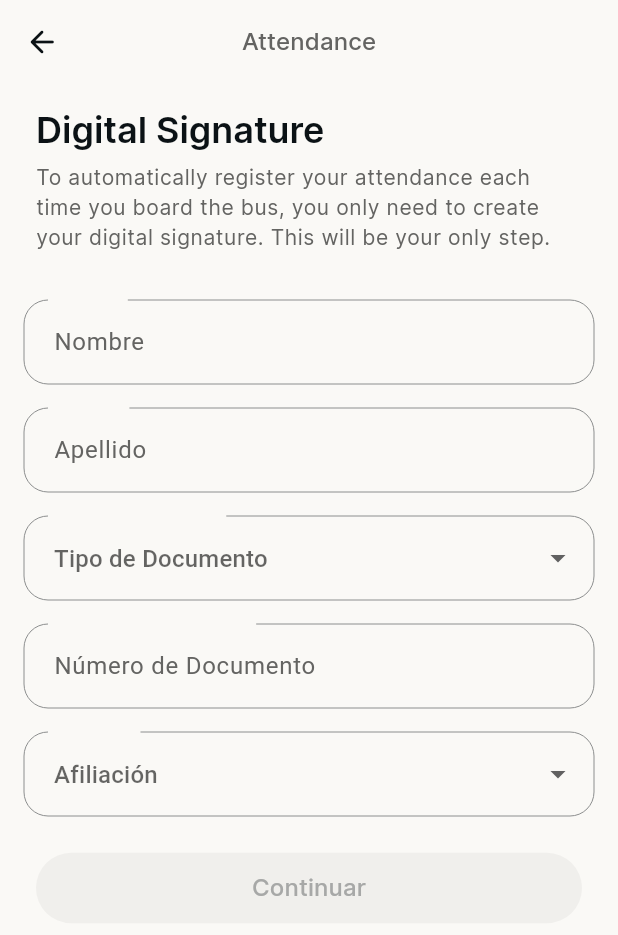
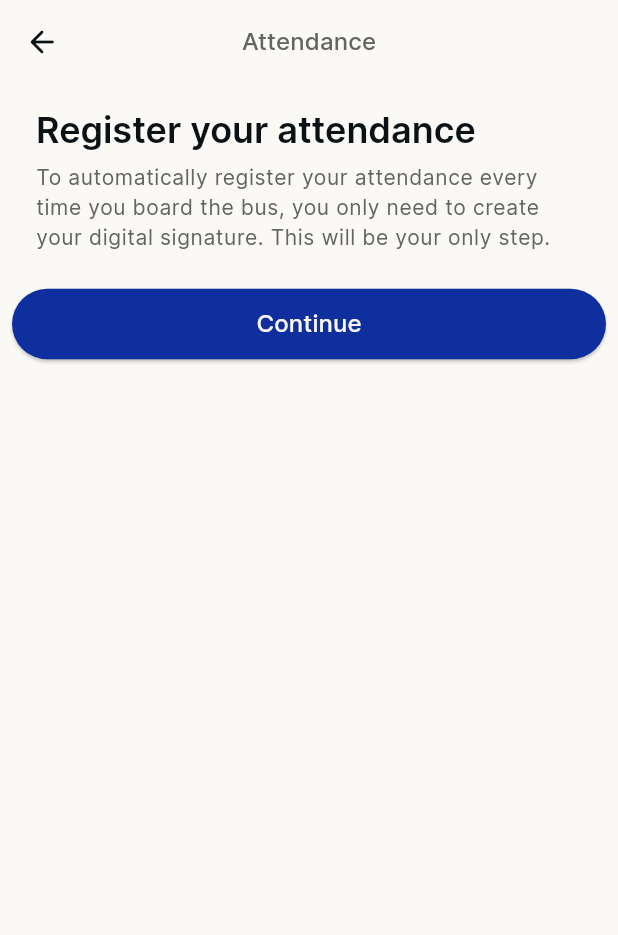
Before and after one commit to movilidad-up/simup-up-app, a Flutter app: the SignatureFormView screen opened directly, on a phone screen of 412 x 824 dp. Shown: the top 935 px of the screen. Run offline on Flutter 3.47's test engine with Material 3 defaults, Android fonts, the phone set to English and light mode, and no system bars; our stand-ins replace cloud_firestore, connectivity_plus, firebase_core, flutter_blue_plus, flutter_dotenv, flutter_local_notifications and 13 more; missing offline and left inert: cron, encrypt, mobile_scanner, zoom_widget; accounts and stored records are empty; generated files the repository leaves out were written again.

Commit message:
SMP-023 - Adds intro view to Signature Form.

```diff
--- a/lib/l10n/app_en.arb
+++ b/lib/l10n/app_en.arb
@@ -219,6 +219,8 @@
   "sent": "Sent",
   "onQueue": "On queue",
   "noAttendanceRecords": "No attendances registered this month.",
+  "aboutSignature": "Register your attendance",
+  "aboutSignatureInfo": "To automatically register your attendance every time you board the bus, you only need to create your digital signature. This will be your only step.",
 
   "monday": "Monday",
   "tuesday": "Tuesday",
--- a/lib/l10n/app_es.arb
+++ b/lib/l10n/app_es.arb
@@ -219,6 +219,8 @@
   "sent": "Enviada",
   "onQueue": "En cola",
   "noAttendanceRecords": "No hay asistencias registradas este mes.",
+  "aboutSignature": "Registra tu asistencia",
+  "aboutSignatureInfo": "Para que podamos registrar tu asistencia de manera automática cada vez que subas al bus, solo necesitas crear tu firma digital. Este será tu único paso.",
 
   "monday": "Lunes",
   "tuesday": "Martes",
--- a/lib/views/signature_form_view.dart
+++ b/lib/views/signature_form_view.dart
@@ -71,10 +71,12 @@ class _SignatureFormViewState extends State<SignatureFormView> {
 
   void _nextStep() {
     if (_currentStep == 0) {
+      setState(() => _currentStep++);
+    } else if (_currentStep == 1) {
       if (_formKey.currentState?.validate() == true) {
         setState(() => _currentStep++);
       }
-    } else if (_currentStep == 1 && !_signatureController.isEmpty) {
+    } else if (_currentStep == 2 && !_signatureController.isEmpty) {
       setState(() => _currentStep++);
       _saveSignature();
     }
@@ -146,6 +148,9 @@ class _SignatureFormViewState extends State<SignatureFormView> {
 
   @override
   Widget build(BuildContext context) {
+    List<String> signatureTitles = [AppLocalizations.of(context)!.aboutSignature, AppLocalizations.of(context)!.digitalSignature, AppLocalizations.of(context)!.drawSignature];
+    List<String> signatureInfo = [AppLocalizations.of(context)!.aboutSignatureInfo, AppLocalizations.of(context)!.digitalSignatureInfo, AppLocalizations.of(context)!.drawSignatureInfo];
+
     return Scaffold(
         backgroundColor: Theme.of(context).colorScheme.surface,
         body: SafeArea(
@@ -196,12 +201,12 @@ class _SignatureFormViewState extends State<SignatureFormView> {
                         crossAxisAlignment: CrossAxisAlignment.start,
                         children: [
                           Text(
-                            (_currentStep == 0) ? AppLocalizations.of(context)!.digitalSignature : AppLocalizations.of(context)!.drawSignature,
+                            signatureTitles[_currentStep],
                             style: Theme.of(context).textTheme.displayMedium,
                           ),
                           SizedBox(height: 8.0),
                           Text(
-                            (_currentStep == 0) ? AppLocalizations.of(context)!.digitalSignatureInfo : AppLocalizations.of(context)!.drawSignatureInfo,
+                            signatureInfo[_currentStep],
                             style: Theme.of(context).textTheme.bodySmall,
                           ),
                         ],
@@ -209,8 +214,10 @@ class _SignatureFormViewState extends State<SignatureFormView> {
                     ),
                   ),
                   _currentStep == 0
+                      ? PrimaryButton(buttonText: AppLocalizations.of(context)!.continueNext, onButtonPressed: () => _nextStep(), isButtonEnabled: true)
+                      : _currentStep == 1
                       ? _buildUserInfoForm()
-                      : _currentStep == 1
+                      : _currentStep == 2
                           ? _buildSignaturePad()
                           : _buildSuccessScreen(),
                   VerticalSpacing(16.0)
```
